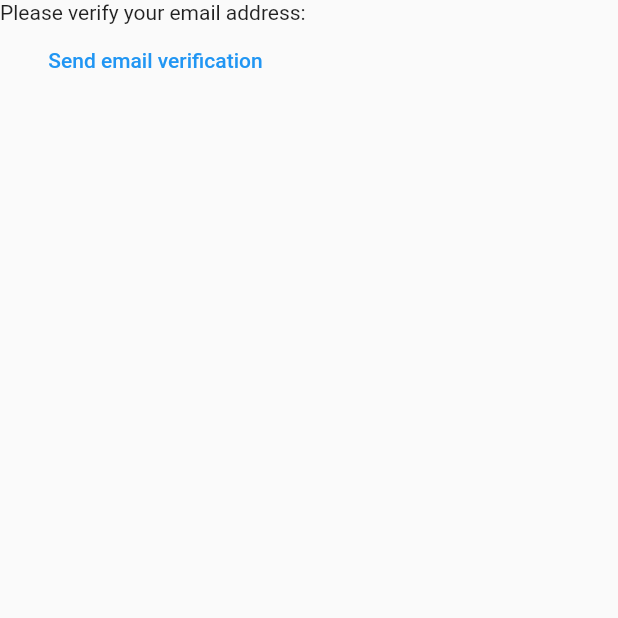
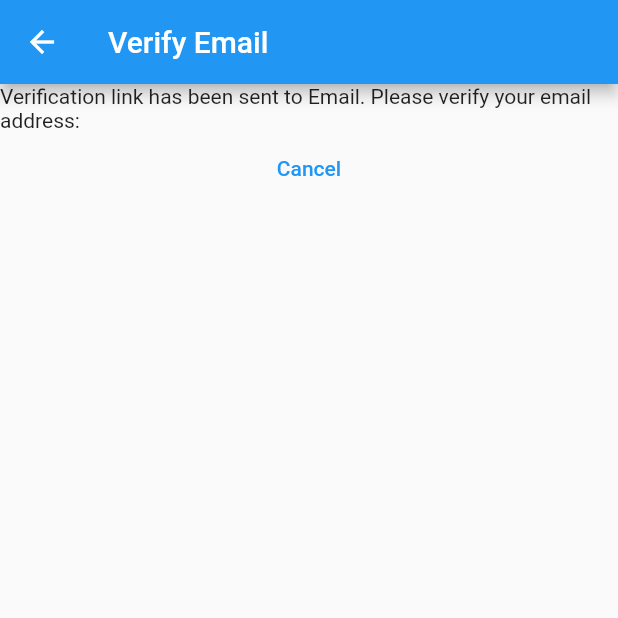
Before and after one commit to aym183/next-munch, a Flutter app: the VerifyEmailView screen opened directly, on a phone screen of 412 x 824 dp, the top half of it. Run offline on Flutter 3.47's test engine with Material 2 defaults, Android fonts, the phone set to English and light mode, and no system bars; our stand-ins replace firebase_auth, firebase_core; accounts and stored records are empty; network calls fail.

Commit message:
Added verification flow

```diff
--- a/lib/main.dart
+++ b/lib/main.dart
@@ -7,7 +7,6 @@ import 'package:nextmunch/views/login_view.dart';
 import 'package:nextmunch/views/register_view.dart';
 import 'package:nextmunch/views/verify_email.dart';
 import 'dart:developer' as devtools show log;
-
 import 'firebase_options.dart';
 
 void main() {
@@ -97,7 +96,7 @@ class _HomeViewState extends State<HomeView> {
                 if(shouldLogout){
                   await FirebaseAuth.instance.signOut();
                   Navigator.of(context).pushNamedAndRemoveUntil(
-                    '/login/',
+                    loginRoute,
                     (_) => false,
                     );
                 }
--- a/lib/views/verify_email.dart
+++ b/lib/views/verify_email.dart
@@ -3,6 +3,7 @@ import 'package:flutter/material.dart';
 import 'package:firebase_auth/firebase_auth.dart';
 import 'package:nextmunch/constants/routes.dart';
 import 'package:nextmunch/views/login_view.dart';
+import 'dart:developer' as devtools show log;
 
 class VerifyEmailView extends StatefulWidget {
   const VerifyEmailView({super.key});
@@ -14,19 +15,23 @@ class VerifyEmailView extends StatefulWidget {
 class _VerifyEmailViewState extends State<VerifyEmailView> {
   @override
   Widget build(BuildContext context) {
-    return Column(children: [
-          const Text('Please verify your email address: '),
+    final user = FirebaseAuth.instance.currentUser;
+    devtools.log(user.toString());
+    return Scaffold(
+      appBar: AppBar(title: const Text('Verify Email')),
+      body: Column(children: [
+          const Text('Verification link has been sent to Email. Please verify your email address: '),
           TextButton(onPressed: () async {
-            final user = FirebaseAuth.instance.currentUser;
-            await user?.sendEmailVerification();
-            Navigator.of(context).pushNamedAndRemoveUntil(
+          Navigator.of(context).pushNamedAndRemoveUntil(
                     loginRoute,
                     (route) => false,
-                    );
+          );
+          },
 
-          }, child: const Text('Send email verification'))
+          child: const Text('Cancel'),
+          ),
         ],
-        );
-
+    ),
+    );
   }
 }
```
Also changed, not shown: lib/views/login_view.dart (+8 -9 lines), lib/views/register_view.dart (+10 -5 lines), 10 other files.
